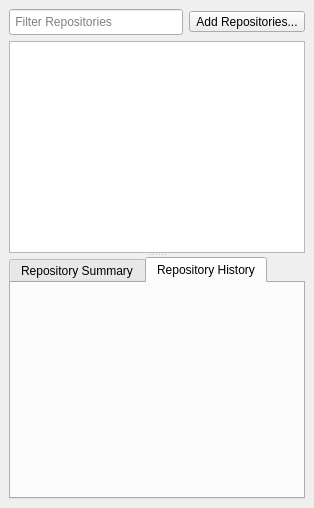
Above: geogig/ui/navigatordialog.ui from boundlessgeo/qgis-geogiglight-plugin before the change. Below: the same form after it.
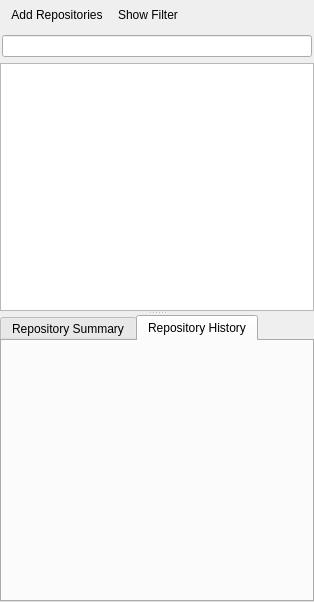
That is the form after the change. Icons and pictures are not drawn. Custom widgets are drawn as their Qt base class.

What changed in the file:
```diff
--- a/geogig/ui/navigatordialog.ui
+++ b/geogig/ui/navigatordialog.ui
@@ -7,15 +7,12 @@
     <x>0</x>
     <y>0</y>
     <width>314</width>
-    <height>508</height>
+    <height>602</height>
    </rect>
   </property>
   <property name="floating">
    <bool>false</bool>
   </property>
-  <property name="features">
-   <set>QDockWidget::DockWidgetClosable|QDockWidget::DockWidgetMovable</set>
-  </property>
   <property name="allowedAreas">
    <set>Qt::LeftDockWidgetArea|Qt::RightDockWidgetArea</set>
   </property>
@@ -23,63 +20,88 @@
    <string>GeoGig</string>
   </property>
   <widget class="QWidget" name="dockWidgetContents">
-   <layout class="QHBoxLayout" name="horizontalLayout">
+   <layout class="QVBoxLayout" name="verticalLayout_2">
+    <property name="margin">
+     <number>0</number>
+    </property>
+    <item>
+     <widget class="QToolBar" name="NavigatorToolbar">
+      <property name="iconSize">
+       <size>
+        <width>16</width>
+        <height>16</height>
+       </size>
+      </property>
+      <property name="floatable">
+       <bool>false</bool>
+      </property>
+      <addaction name="actionAddRepositories"/>
+      <addaction name="actionShowFilter"/>
+     </widget>
+    </item>
+    <item>
+     <widget class="QWidget" name="filterWidget" native="true">
+      <layout class="QHBoxLayout" name="horizontalLayout">
+       <property name="spacing">
+        <number>0</number>
+       </property>
+       <property name="margin">
+        <number>0</number>
+       </property>
+       <item>
+        <widget class="QFrame" name="frame">
+         <property name="sizePolicy">
+          <sizepolicy hsizetype="Expanding" vsizetype="Minimum">
+           <horstretch>0</horstretch>
+           <verstretch>0</verstretch>
+          </sizepolicy>
+         </property>
+         <property name="frameShape">
+          <enum>QFrame::NoFrame</enum>
+         </property>
+         <property name="frameShadow">
+          <enum>QFrame::Raised</enum>
+         </property>
+         <layout class="QHBoxLayout" name="horizontalLayout_3">
+          <property name="spacing">
+           <number>2</number>
+          </property>
+          <property name="leftMargin">
+           <number>2</number>
+          </property>
+          <property name="topMargin">
+           <number>0</number>
+          </property>
+          <property name="rightMargin">
+           <number>2</number>
+          </property>
+          <property name="bottomMargin">
+           <number>0</number>
+          </property>
+          <item>
+           <widget class="QgsFilterLineEdit" name="leFilter">
+            <property name="sizePolicy">
+             <sizepolicy hsizetype="Expanding" vsizetype="Preferred">
+              <horstretch>0</horstretch>
+              <verstretch>0</verstretch>
+             </sizepolicy>
+            </property>
+           </widget>
+          </item>
+         </layout>
+        </widget>
+       </item>
+      </layout>
+     </widget>
+    </item>
     <item>
      <widget class="QSplitter" name="splitter">
       <property name="orientation">
        <enum>Qt::Vertical</enum>
       </property>
-      <widget class="QWidget" name="">
-       <layout class="QGridLayout" name="gridLayout">
-        <item row="0" column="0">
-         <widget class="QLineEdit" name="filterBox">
-          <property name="sizePolicy">
-           <sizepolicy hsizetype="Expanding" vsizetype="Preferred">
-            <horstretch>0</horstretch>
-            <verstretch>0</verstretch>
-           </sizepolicy>
-          </property>
-          <property name="minimumSize">
-           <size>
-            <width>0</width>
-            <height>26</height>
-           </size>
-          </property>
-          <property name="maximumSize">
-           <size>
-            <width>10000</width>
-            <height>1000</height>
-           </size>
-          </property>
-          <property name="placeholderText">
-           <string> Filter Repositories</string>
-          </property>
-         </widget>
-        </item>
-        <item row="0" column="1">
-         <widget class="QToolButton" name="addRepoButton">
-          <property name="maximumSize">
-           <size>
-            <width>150</width>
-            <height>16777215</height>
-           </size>
-          </property>
-          <property name="text">
-           <string>Add Repositories...</string>
-          </property>
-          <property name="icon">
-           <iconset>
-            <normaloff>:/icon/new-repo.png</normaloff>:/icon/new-repo.png</iconset>
-          </property>
-          <property name="toolButtonStyle">
-           <enum>Qt::ToolButtonTextBesideIcon</enum>
-          </property>
-          <property name="autoRaise">
-           <bool>false</bool>
-          </property>
-         </widget>
-        </item>
-        <item row="1" column="0" colspan="2">
+      <widget class="QWidget" name="layoutWidget">
+       <layout class="QVBoxLayout" name="verticalLayout">
+        <item>
          <widget class="QTreeWidget" name="repoTree">
           <property name="contextMenuPolicy">
            <enum>Qt::CustomContextMenu</enum>
@@ -169,7 +191,33 @@
     </item>
    </layout>
   </widget>
+  <action name="actionAddRepositories">
+   <property name="text">
+    <string>Add Repositories</string>
+   </property>
+   <property name="toolTip">
+    <string>Add Repositories</string>
+   </property>
+  </action>
+  <action name="actionShowFilter">
+   <property name="checkable">
+    <bool>true</bool>
+   </property>
+   <property name="text">
+    <string>Show Filter</string>
+   </property>
+   <property name="toolTip">
+    <string>Show Filter</string>
+   </property>
+  </action>
  </widget>
+ <customwidgets>
+  <customwidget>
+   <class>QgsFilterLineEdit</class>
+   <extends>QLineEdit</extends>
+   <header>qgsfilterlineedit.h</header>
+  </customwidget>
+ </customwidgets>
  <resources/>
  <connections/>
 </ui>
```
Left out of the diff: 2 changed lines with no effect on the pictures.
